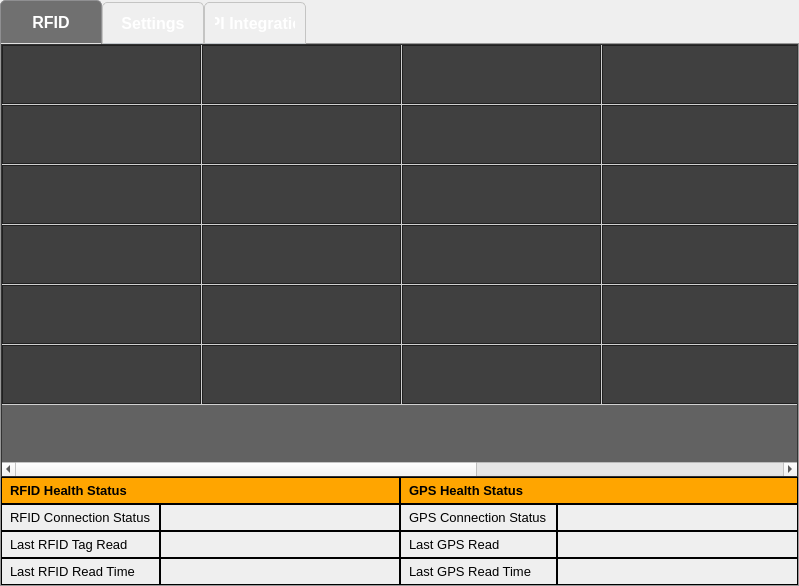
Before: the Qt Designer form ui/main.ui in DevGuruPro/rfid-python, drawn with Qt 5.
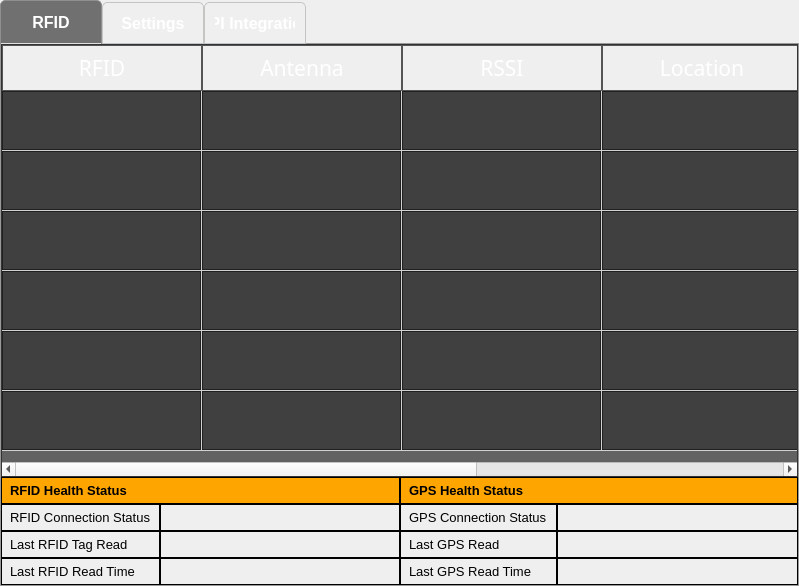
After: the same form once the commit is applied. The open tabs and pages were chosen to show the change. Icons and pictures are not drawn.

What changed in the file:
```diff
--- a/ui/main.ui
+++ b/ui/main.ui
@@ -192,7 +192,7 @@
               <number>6</number>
              </property>
              <attribute name="horizontalHeaderVisible">
-              <bool>false</bool>
+              <bool>true</bool>
              </attribute>
              <attribute name="horizontalHeaderDefaultSectionSize">
               <number>200</number>
```
Left out of the diff: 2 changed lines with no effect on the pictures.
